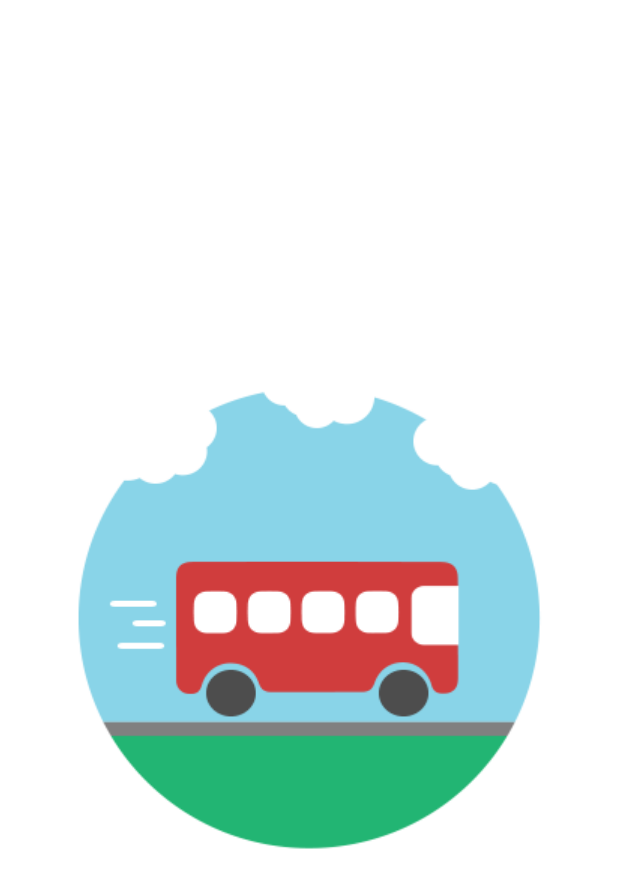
After one commit to Imtiaz-Masodi/BusTracker-Users, an Android app: the SplashActivity screen opened directly, with no data from a screen before it, on a phone screen of 412 x 824 dp. The commit adds this screen. Shown: the top 888 px of the screen. Run offline under Robolectric (Android 15) with nearby library versions, the phone set to English and light mode, and no system bars.

Commit message:
Optimised Code. . .

```diff
--- a/app/build.gradle
+++ b/app/build.gradle
@@ -31,10 +31,12 @@ dependencies {
     compile 'com.android.support:design:23.4.0'
     compile 'com.android.support.constraint:constraint-layout:1.0.2'
     compile 'com.android.support:support-v4:23.4.0'
+    compile 'pl.droidsonroids.gif:android-gif-drawable:1.1.+'
     testCompile 'junit:junit:4.12'
 }
 
 
 
 
+
 apply plugin: 'com.google.gms.google-services'
--- a/app/src/main/java/com/users/MainActivity.java
+++ b/app/src/main/java/com/users/MainActivity.java
@@ -49,6 +49,7 @@ import java.io.UnsupportedEncodingException;
 import java.text.DateFormat;
 import java.util.ArrayList;
 import java.util.Date;
+import java.util.HashMap;
 import java.util.Iterator;
 import java.util.LinkedHashMap;
 import java.util.List;
@@ -70,6 +71,8 @@ public class MainActivity extends AppCompatActivity
     public static final int FINE_LOCATION = 100;
     private static final int TWO_MINUTES = 1000 * 60 * 2;
 
+    List<HashMap<String, String>> nearestBusStopsList = new ArrayList<>();
+    List<Marker> nearestBusStopsMarkers = new ArrayList<>();
     private List<Marker> originMarkers = new ArrayList<>();
     private List<Marker> destinationMarkers = new ArrayList<>();
     private List<Polyline> polylinePaths = new ArrayList<>();
@@ -317,10 +320,11 @@ public class MainActivity extends AppCompatActivity
             googlePlacesUrl.append("&key=" + GOOGLE_API_KEY);
 
             GooglePlacesReadTask googlePlacesReadTask = new GooglePlacesReadTask();
-            Object[] toPass = new Object[3];
+            Object[] toPass = new Object[4];
             toPass[0] = mMap;
             toPass[1] = googlePlacesUrl.toString();
             toPass[2]=mDialog;
+            toPass[3]=this;
             googlePlacesReadTask.execute(toPass);
 
         } else if (id == R.id.nav_manage) {
--- /dev/null
+++ b/app/src/main/java/com/users/SplashActivity.java
@@ -0,0 +1,31 @@
+package com.users;
+
+import android.content.Intent;
+import android.os.Bundle;
+import android.support.v7.app.AppCompatActivity;
+import android.view.Window;
+import android.view.WindowManager;
+
+public class SplashActivity extends AppCompatActivity {
+
+    @Override
+    protected void onCreate(Bundle savedInstanceState) {
+        super.onCreate(savedInstanceState);
+        requestWindowFeature(Window.FEATURE_NO_TITLE);
+        getWindow().setFlags(WindowManager.LayoutParams.FLAG_FULLSCREEN, WindowManager.LayoutParams.FLAG_FULLSCREEN);
+        setContentView(R.layout.activity_splash);
+        getSupportActionBar().hide();
+        new Thread(new Runnable() {
+            @Override
+            public void run() {
+                try {
+                    Thread.sleep(2500);
+                    startActivity(new Intent(SplashActivity.this, MainActivity.class));
+                    finish();
+                } catch (InterruptedException e) {
+                    e.printStackTrace();
+                }
+            }
+        }).start();
+    }
+}
--- /dev/null
+++ b/app/src/main/res/layout/activity_splash.xml
@@ -0,0 +1,18 @@
+<?xml version="1.0" encoding="utf-8"?>
+<RelativeLayout xmlns:android="http://schemas.android.com/apk/res/android"
+    xmlns:app="http://schemas.android.com/apk/res-auto"
+    xmlns:tools="http://schemas.android.com/tools"
+    android:layout_width="match_parent"
+    android:layout_height="match_parent"
+    android:background="@android:color/background_light"
+    tools:context="com.users.SplashActivity">
+
+    <pl.droidsonroids.gif.GifImageView
+        android:id="@+id/imageView4"
+        android:layout_width="wrap_content"
+        android:layout_height="wrap_content"
+        android:layout_centerHorizontal="true"
+        android:layout_centerVertical="true"
+        android:background="@drawable/busgif1"
+        android:scaleType="fitCenter" />
+</RelativeLayout>
```
Also changed, not shown: app/src/main/AndroidManifest.xml (+7 -3 lines), app/src/main/java/com/users/GooglePlacesReadTask.java (+17 -3 lines), app/src/main/ic_launcher-web.png (added), app/src/main/res/drawable/busgif1.gif (added), app/src/main/res/drawable/busstop.png (added), app/src/main/res/drawable/logo.png (added), app/src/main/res/mipmap-hdpi/ic_launcher.png, app/src/main/res/mipmap-mdpi/ic_launcher.png, app/src/main/res/mipmap-xhdpi/ic_launcher.png, app/src/main/res/mipmap-xxhdpi/ic_launcher.png, app/src/main/res/mipmap-xxxhdpi/ic_launcher.png.
